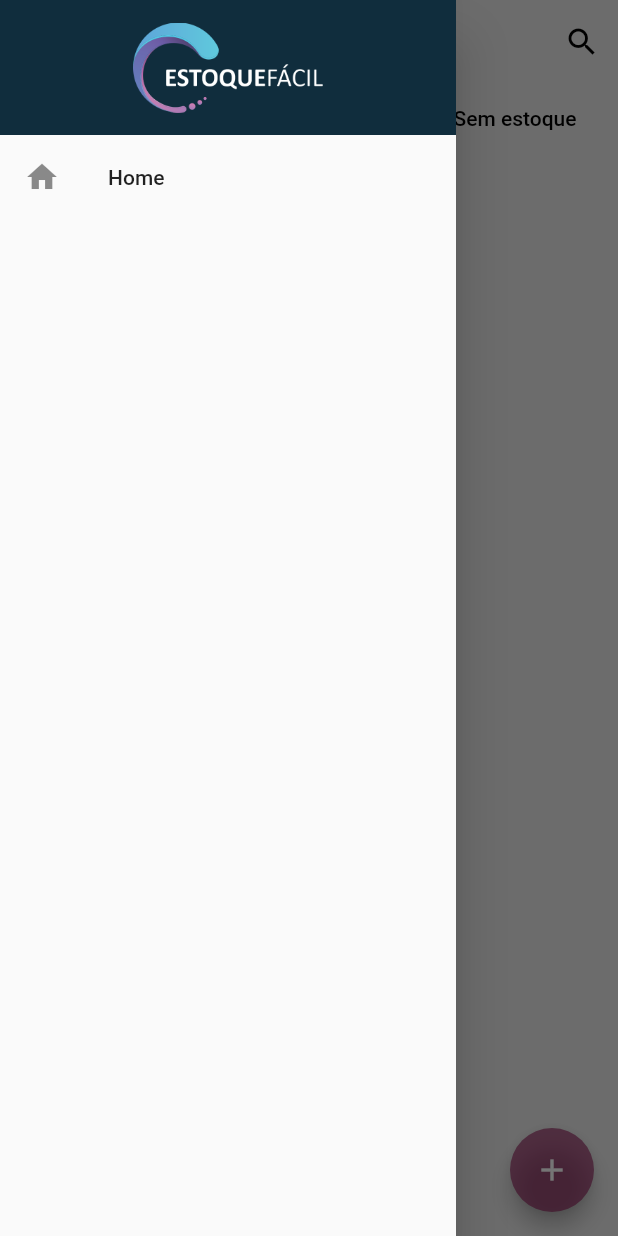
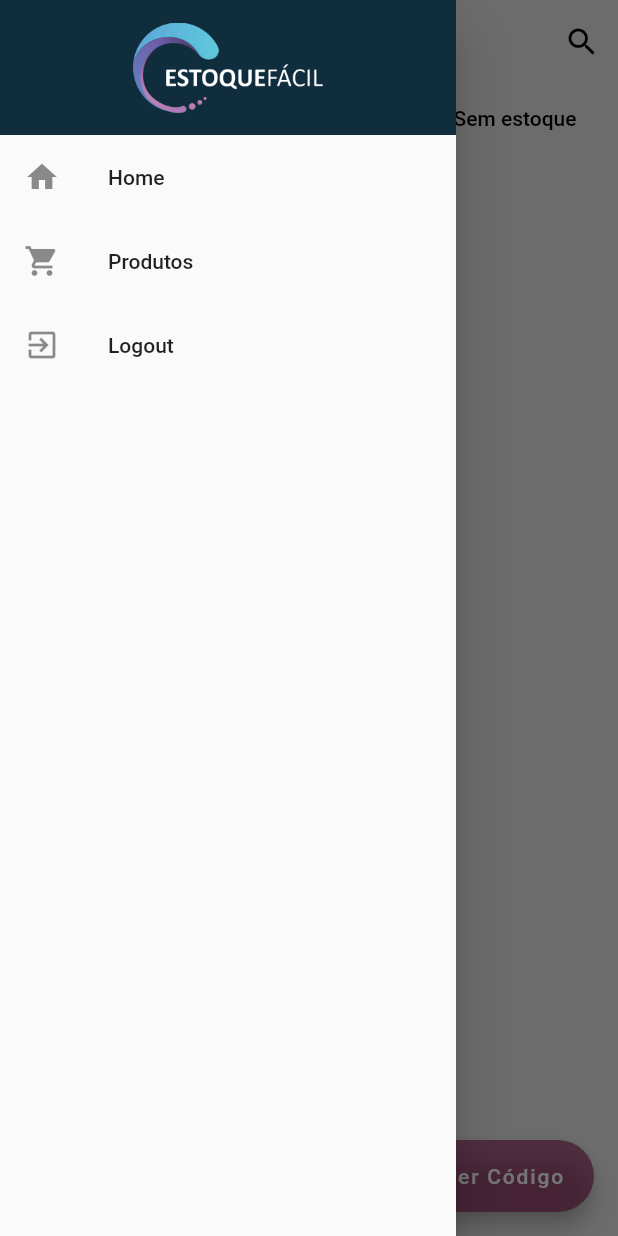
Before and after one commit to AyllaAzv/estoque-facil, a Flutter app: the HomePage screen opened directly, with the side drawer open, on a phone screen of 412 x 824 dp. Run offline on Flutter 3.47's test engine with Material 2 defaults, Android fonts, the phone set to English and light mode, and no system bars.

Commit message:
novas paginas, produtos e produto form

```diff
--- a/lib/pages/home_page.dart
+++ b/lib/pages/home_page.dart
@@ -8,8 +8,6 @@ class HomePage extends StatefulWidget {
 
 class _HomePageState extends State<HomePage>
     with SingleTickerProviderStateMixin<HomePage> {
-  GlobalKey<ScaffoldState> _drawerKey = GlobalKey();
-
   TabController _tabController;
 
   @override
@@ -22,7 +20,6 @@ class _HomePageState extends State<HomePage>
   @override
   Widget build(BuildContext context) {
     return Scaffold(
-      key: _drawerKey,
       backgroundColor: Color(0xFFececec),
       appBar: AppBar(
         title: Image.asset(
@@ -39,12 +36,8 @@ class _HomePageState extends State<HomePage>
             onPressed: () {},
           ),
         ],
-        leading: IconButton(
-          icon: Icon(Icons.menu),
+        iconTheme: IconThemeData(
           color: Colors.black,
-          onPressed: () {
-            _drawerKey.currentState.openDrawer();
-          },
         ),
         bottom: TabBar(
           controller: _tabController,
@@ -73,9 +66,10 @@ class _HomePageState extends State<HomePage>
       body: _body(),
       drawerEdgeDragWidth: 0, // THIS WAY IT WILL NOT OPEN
       drawer: DrawerList(),
-      floatingActionButton: FloatingActionButton(
-        child: Icon(Icons.add),
+      floatingActionButton: FloatingActionButton.extended(
         onPressed: () {},
+        label: Text("Ler Código"),
+        icon: Icon(Icons.chrome_reader_mode),
       ),
     );
   }
--- a/lib/widgets/drawer_list.dart
+++ b/lib/widgets/drawer_list.dart
@@ -1,4 +1,5 @@
 import 'package:estoque_facil/pages/home_page.dart';
+import 'package:estoque_facil/pages/produtos_page.dart';
 import 'package:estoque_facil/utils/nav.dart';
 import 'package:flutter/material.dart';
 
@@ -25,6 +26,22 @@ class DrawerList extends StatelessWidget {
                 push(context, HomePage(), replace: true);
               },
             ),
+            ListTile(
+              leading: Icon(Icons.shopping_cart),
+              title: Text("Produtos"),
+              onTap: () {
+                pop(context);
+                push(context, ProdutosPage(), replace: true);
+              },
+            ),
+            ListTile(
+              leading: Icon(Icons.exit_to_app),
+              title: Text("Logout"),
+              onTap: () {
+                pop(context);
+                push(context, HomePage(), replace: true);
+              },
+            ),
           ],
         ),
       ),
```
Also changed, not shown: lib/pages/produto_form.dart (added, +22 -0 lines), lib/pages/produtos_page.dart (added, +32 -0 lines), pubspec.yaml (+7 -1 lines), assets/icon/icon.png (added), lib/model/Produto.dart (added), pubspec.lock, 6 other files.
